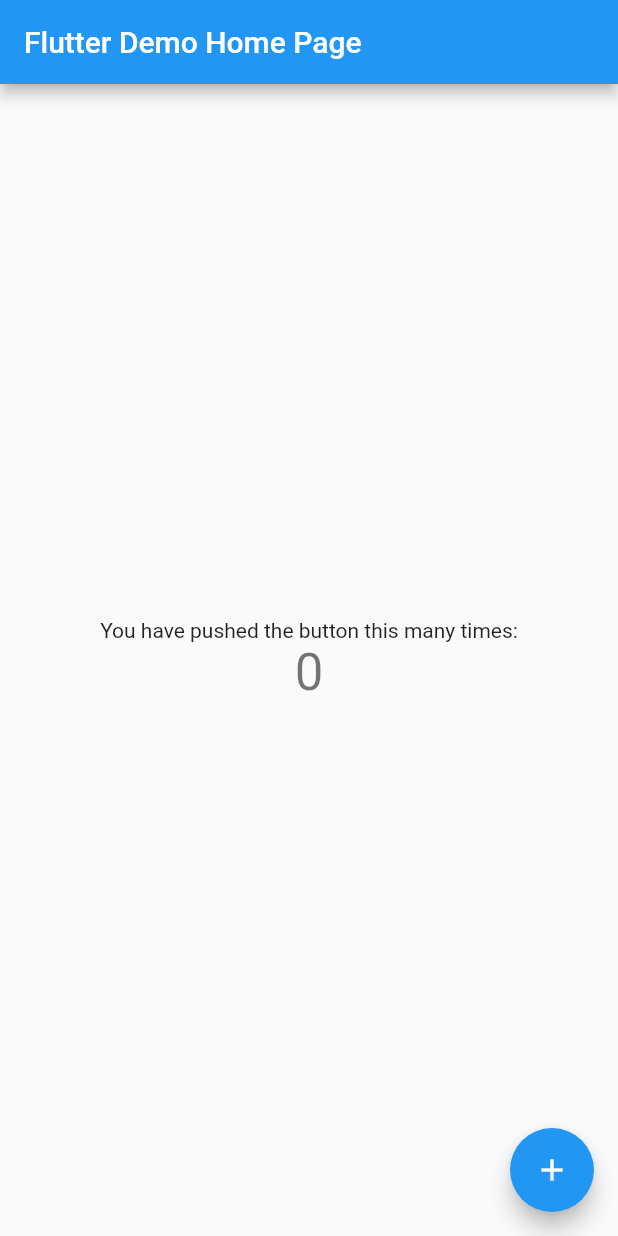
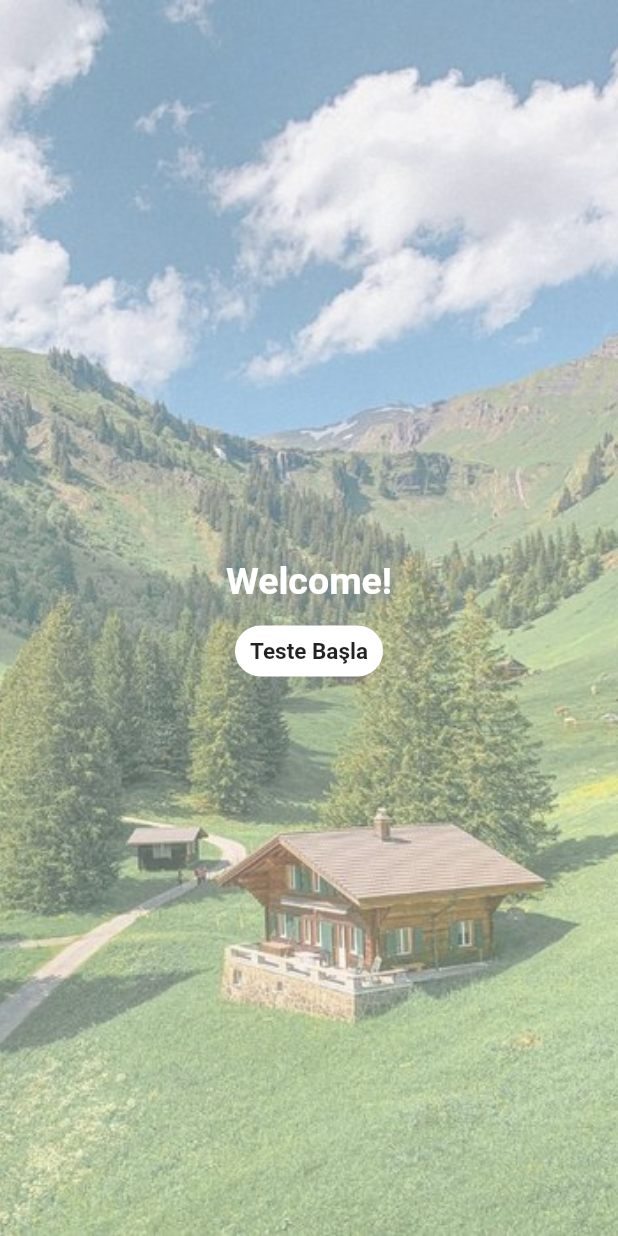
Before and after one commit to rabiaokatan/VacationApp, a Flutter app: the screen it shows after launch, on a phone screen of 412 x 824 dp. Run offline on Flutter 3.47's test engine with Material 2 defaults, Android fonts, the light colour scheme and no system bars.

Commit message:
welcome_screen added

```diff
--- a/lib/main.dart
+++ b/lib/main.dart
@@ -1,113 +1,21 @@
 import 'package:flutter/material.dart';
+
+import 'screens/welcome_screen.dart';
 
 void main() {
   runApp(MyApp());
 }
 
 class MyApp extends StatelessWidget {
-  // This widget is the root of your application.
   @override
   Widget build(BuildContext context) {
     return MaterialApp(
-      title: 'Flutter Demo',
+      title: 'Flutter Vacation App',
       theme: ThemeData(
-        // This is the theme of your application.
-        //
-        // Try running your application with "flutter run". You'll see the
-        // application has a blue toolbar. Then, without quitting the app, try
-        // changing the primarySwatch below to Colors.green and then invoke
-        // "hot reload" (press "r" in the console where you ran "flutter run",
-        // or simply save your changes to "hot reload" in a Flutter IDE).
-        // Notice that the counter didn't reset back to zero; the application
-        // is not restarted.
         primarySwatch: Colors.blue,
       ),
-      home: MyHomePage(title: 'Flutter Demo Home Page'),
+      debugShowCheckedModeBanner: false,
+      home: WelcomeScreen(),
     );
   }
 }
-
-class MyHomePage extends StatefulWidget {
-  MyHomePage({Key? key, required this.title}) : super(key: key);
-
-  // This widget is the home page of your application. It is stateful, meaning
-  // that it has a State object (defined below) that contains fields that affect
-  // how it looks.
-
-  // This class is the configuration for the state. It holds the values (in this
-  // case the title) provided by the parent (in this case the App widget) and
-  // used by the build method of the State. Fields in a Widget subclass are
-  // always marked "final".
-
-  final String title;
-
-  @override
-  _MyHomePageState createState() => _MyHomePageState();
-}
-
-class _MyHomePageState extends State<MyHomePage> {
-  int _counter = 0;
-
-  void _incrementCounter() {
-    setState(() {
-      // This call to setState tells the Flutter framework that something has
-      // changed in this State, which causes it to rerun the build method below
-      // so that the display can reflect the updated values. If we changed
-      // _counter without calling setState(), then the build method would not be
-      // called again, and so nothing would appear to happen.
-      _counter++;
-    });
-  }
-
-  @override
-  Widget build(BuildContext context) {
-    // This method is rerun every time setState is called, for instance as done
-    // by the _incrementCounter method above.
-    //
-    // The Flutter framework has been optimized to make rerunning build methods
-    // fast, so that you can just rebuild anything that needs updating rather
-    // than having to individually change instances of widgets.
-    return Scaffold(
-      appBar: AppBar(
-        // Here we take the value from the MyHomePage object that was created by
-        // the App.build method, and use it to set our appbar title.
-        title: Text(widget.title),
-      ),
-      body: Center(
-        // Center is a layout widget. It takes a single child and positions it
-        // in the middle of the parent.
-        child: Column(
-          // Column is also a layout widget. It takes a list of children and
-          // arranges them vertically. By default, it sizes itself to fit its
-          // children horizontally, and tries to be as tall as its parent.
-          //
-          // Invoke "debug painting" (press "p" in the console, choose the
-          // "Toggle Debug Paint" action from the Flutter Inspector in Android
-          // Studio, or the "Toggle Debug Paint" command in Visual Studio Code)
-          // to see the wireframe for each widget.
-          //
-          // Column has various properties to control how it sizes itself and
-          // how it positions its children. Here we use mainAxisAlignment to
-          // center the children vertically; the main axis here is the vertical
-          // axis because Columns are vertical (the cross axis would be
-          // horizontal).
-          mainAxisAlignment: MainAxisAlignment.center,
-          children: <Widget>[
-            Text(
-              'You have pushed the button this many times:',
-            ),
-            Text(
-              '$_counter',
-              style: Theme.of(context).textTheme.headline4,
-            ),
-          ],
-        ),
-      ),
-      floatingActionButton: FloatingActionButton(
-        onPressed: _incrementCounter,
-        tooltip: 'Increment',
-        child: Icon(Icons.add),
-      ), // This trailing comma makes auto-formatting nicer for build methods.
-    );
-  }
-}
--- /dev/null
+++ b/lib/screens/welcome_screen.dart
@@ -0,0 +1,70 @@
+import 'package:flutter/material.dart';
+import 'package:flutter_vacation_app/screens/question_screen.dart';
+
+import '../responsive.dart';
+
+class WelcomeScreen extends StatelessWidget {
+  const WelcomeScreen({Key? key}) : super(key: key);
+
+  @override
+  Widget build(BuildContext context) {
+    bool isDesktop = Responsive.isDesktop(context);
+    return SafeArea(
+      child: Scaffold(
+        body: Container(
+          decoration: BoxDecoration(
+            image: DecorationImage(
+              image: isDesktop
+                  ? AssetImage('assets/images/welcome_screen_bg_desktop.jpeg')
+                  : AssetImage('assets/images/welcome_page_bg.jpg'),
+              fit: BoxFit.cover,
+              colorFilter: new ColorFilter.mode(
+                  Colors.black.withOpacity(0.65), BlendMode.dstATop),
+            ),
+          ),
+          child: Center(
+            child: Column(
+              mainAxisAlignment: MainAxisAlignment.center,
+              children: [
+                Text(
+                  'Welcome!',
+                  style: TextStyle(
+                      color: Colors.white,
+                      fontSize: 25,
+                      fontWeight: FontWeight.w700),
+                ),
+                SizedBox(height: 15),
+                GestureDetector(
+                  child: Container(
+                    decoration: BoxDecoration(
+                      color: Colors.white,
+                      borderRadius: BorderRadius.circular(30),
+                      // border: Border.all(color: Colors.grey.shade200),
+                    ),
+                    child: Padding(
+                      padding: const EdgeInsets.symmetric(
+                          vertical: 8, horizontal: 10),
+                      child: Text(
+                        'Teste Başla',
+                        style: TextStyle(
+                            fontSize: 15, fontWeight: FontWeight.w700),
+                      ),
+                    ),
+                  ),
+                  onTap: () {
+                    Navigator.push(
+                      context,
+                      MaterialPageRoute(
+                        builder: (context) => QuestionScreen(),
+                      ),
+                    );
+                  },
+                ),
+              ],
+            ),
+          ),
+        ),
+      ),
+    );
+  }
+}
--- a/pubspec.yaml
+++ b/pubspec.yaml
@@ -45,8 +45,8 @@
   uses-material-design: true
 
   # To add assets to your application, add an assets section, like this:
-  # assets:
-  #   - images/a_dot_burr.jpeg
+  assets:
+    - assets/images/
   #   - images/a_dot_ham.jpeg
 
   # An image asset can refer to one or more resolution-specific "variants", see
```
Also changed, not shown: lib/responsive.dart (added, +37 -0 lines), lib/screens/question_screen.dart (added, +12 -0 lines), assets/images/welcome_page_bg.jpg (added), assets/images/welcome_screen_bg_desktop.jpeg (added).
